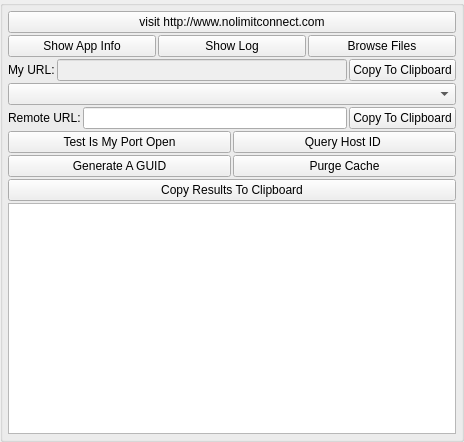
Before: the Qt Designer form AppsSrc/CommonSrc/Forms/AppletTestAndDebug.ui in brettrjones-github/nolimitconnect, drawn with Qt 5.
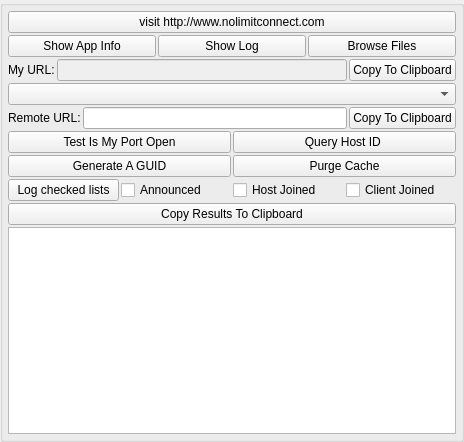
After: the same form once the commit is applied.

Commit message: add listing types for debuging host lists

```diff
--- a/AppsSrc/CommonSrc/Forms/AppletTestAndDebug.ui
+++ b/AppsSrc/CommonSrc/Forms/AppletTestAndDebug.ui
@@ -203,6 +203,38 @@
         </item>
        </layout>
       </item>
+      <item>
+       <layout class="QHBoxLayout" name="horizontalLayout_6">
+        <item>
+         <widget class="QPushButton" name="m_ListActionButton">
+          <property name="text">
+           <string>Log checked lists</string>
+          </property>
+         </widget>
+        </item>
+        <item>
+         <widget class="QCheckBox" name="m_AnnouncedCheckBox">
+          <property name="text">
+           <string>Announced</string>
+          </property>
+         </widget>
+        </item>
+        <item>
+         <widget class="QCheckBox" name="m_HostJoinedCheckBox">
+          <property name="text">
+           <string>Host Joined</string>
+          </property>
+         </widget>
+        </item>
+        <item>
+         <widget class="QCheckBox" name="m_ClientJoinedCheckBox">
+          <property name="text">
+           <string>Client Joined</string>
+          </property>
+         </widget>
+        </item>
+       </layout>
+      </item>
       <item>
        <widget class="QPushButton" name="m_CopyResultToClipboardButton">
         <property name="text">
```
The commit also changes 26 other files.
